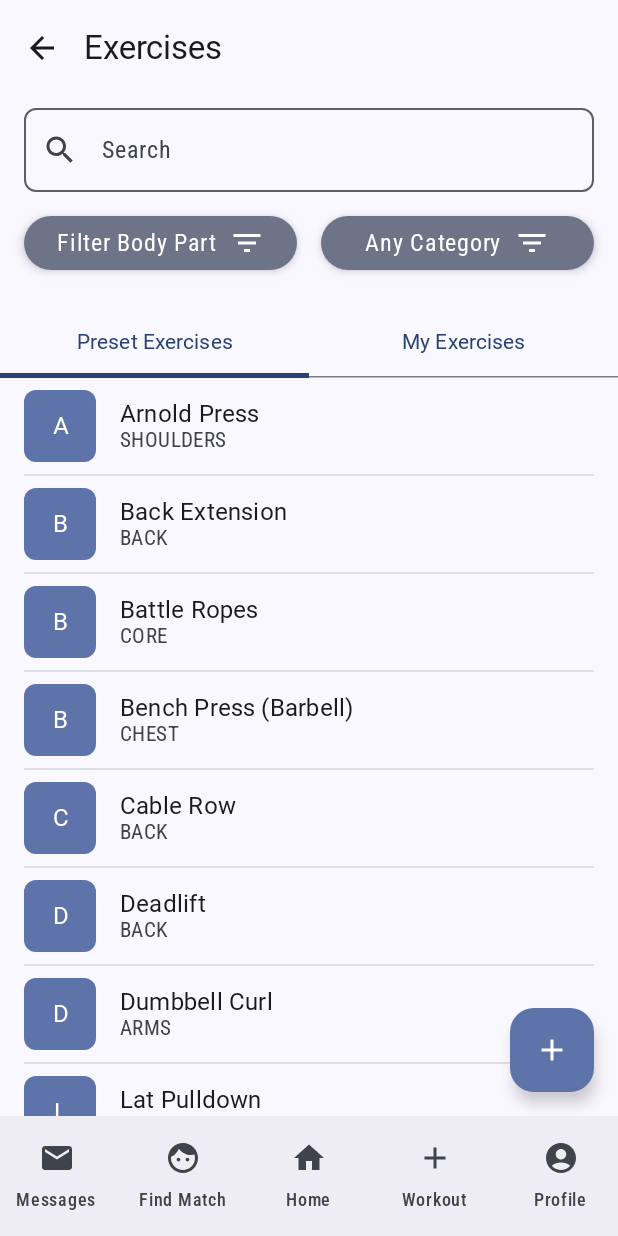
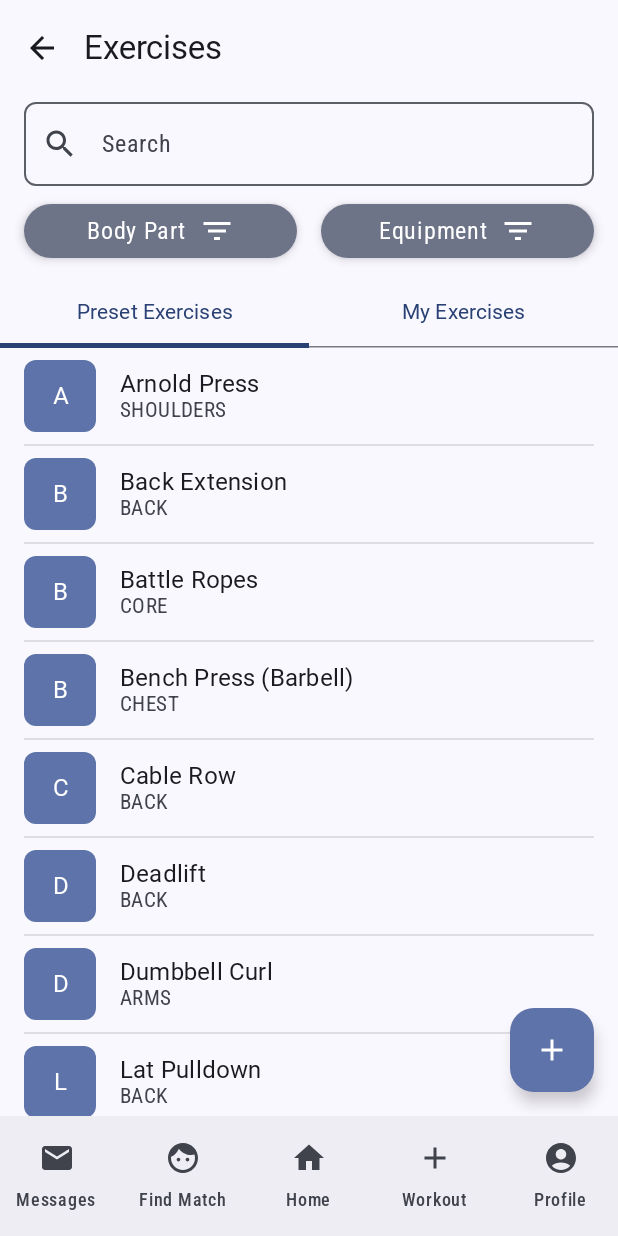
Before and after one commit to yhbarve/cs446-team-project, an Android app built with Jetpack Compose: the ExercisesScreen screen opened through its navigation route, on a phone screen of 412 x 824 dp. Run offline under Robolectric (Android 15) with nearby library versions, the phone set to English and light mode, and no system bars; pictures from the network do not load; Roboto replaces fonts that are not available here.

Commit message:
Renamed Any category to Equipment + added logic for the filter

```diff
--- a/app/src/main/java/com/example/cs446_fit4me/ui/screens/ExercisesScreen.kt
+++ b/app/src/main/java/com/example/cs446_fit4me/ui/screens/ExercisesScreen.kt
@@ -36,6 +36,10 @@ fun ExercisesScreen(navController: NavController? = null) {
 
     var bodyPartDropdownExpanded by remember { mutableStateOf(false) }
     var selectedBodyParts by remember { mutableStateOf(setOf<BodyPart>()) }
+
+    var equipmentDropdownExpanded by remember { mutableStateOf(false) }
+    var selectedEquipments by remember { mutableStateOf(setOf<Equipment>()) }
+
     var filterButtonSize by remember { mutableStateOf(IntSize.Zero) }
 
     val mockExercises = listOf(
@@ -61,10 +65,11 @@ fun ExercisesScreen(navController: NavController? = null) {
     // Pick base list depending on selected tab
     val baseExercises = if (selectedTabIndex == 0) mockExercises else myExercises
 
-    // Filter by search text (case-insensitive substring match) and selected body parts
+    // Filter exercises by search, selected body parts, and selected equipment
     val filteredExercises = baseExercises.filter { exercise ->
         exercise.name.startsWith(searchText, ignoreCase = true) &&
-                (selectedBodyParts.isEmpty() || exercise.bodyPart in selectedBodyParts)
+                (selectedBodyParts.isEmpty() || exercise.bodyPart in selectedBodyParts) &&
+                (selectedEquipments.isEmpty() || exercise.equipment in selectedEquipments)
     }
 
     Box(
@@ -86,7 +91,7 @@ fun ExercisesScreen(navController: NavController? = null) {
                 modifier = Modifier.fillMaxWidth()
             )
 
-            Spacer(modifier = Modifier.height(8.dp))
+            Spacer(modifier = Modifier.height(4.dp))
 
             OutlinedTextField(
                 value = searchText,
@@ -100,13 +105,16 @@ fun ExercisesScreen(navController: NavController? = null) {
                 shape = MaterialTheme.shapes.small
             )
 
+            Spacer(modifier = Modifier.height(4.dp))
+
             Row(
                 modifier = Modifier
                     .fillMaxWidth()
                     .padding(horizontal = 16.dp)
-                    .padding(top = 16.dp, bottom = 24.dp),
+                    .padding(top = 8.dp, bottom = 12.dp),
                 horizontalArrangement = Arrangement.spacedBy(16.dp)
             ) {
+                // Body Part Filter Button and Dropdown
                 Box(
                     modifier = Modifier
                         .weight(1f)
@@ -115,7 +123,7 @@ fun ExercisesScreen(navController: NavController? = null) {
                         }
                 ) {
                     FilterButton(
-                        text = if (selectedBodyParts.isEmpty()) "Filter Body Part" else "${selectedBodyParts.size} selected",
+                        text = if (selectedBodyParts.isEmpty()) "Body Part" else "${selectedBodyParts.size} selected",
                         modifier = Modifier.fillMaxWidth(),
                         onClick = { bodyPartDropdownExpanded = true }
                     )
@@ -154,11 +162,53 @@ fun ExercisesScreen(navController: NavController? = null) {
                     }
                 }
 
-                FilterButton(
-                    text = "Any Category",
-                    modifier = Modifier.weight(1f),
-                    onClick = { /* TODO */ }
-                )
+                // Equipment Filter Button and Dropdown
+                Box(
+                    modifier = Modifier
+                        .weight(1f)
+                        .onGloballyPositioned { coordinates: LayoutCoordinates ->
+                            // Optional: Track size separately if needed
+                        }
+                ) {
+                    FilterButton(
+                        text = if (selectedEquipments.isEmpty()) "Equipment" else "${selectedEquipments.size} selected",
+                        modifier = Modifier.fillMaxWidth(),
+                        onClick = { equipmentDropdownExpanded = true }
+                    )
+                    DropdownMenu(
+                        expanded = equipmentDropdownExpanded,
+                        onDismissRequest = { equipmentDropdownExpanded = false },
+                        modifier = Modifier
+                            .width(with(LocalDensity.current) { (filterButtonSize.width * 0.8f).toDp() })
+                            .heightIn(max = 300.dp)
+                            .background(
+                                color = MaterialTheme.colorScheme.surface,
+                                shape = RoundedCornerShape(12.dp)
+                            )
+                    ) {
+                        Equipment.values().forEach { equipment ->
+                            val isSelected = selectedEquipments.contains(equipment)
+                            DropdownMenuItem(
+                                onClick = {
+                                    selectedEquipments = if (isSelected) {
+                                        selectedEquipments - equipment
+                                    } else {
+                                        selectedEquipments + equipment
+                                    }
+                                },
+                                text = {
+                                    Text(
+                                        equipment.name.replaceFirstChar { it.uppercase() },
+                                        color = if (isSelected) MaterialTheme.colorScheme.onPrimaryContainer else LocalContentColor.current
+                                    )
+                                },
+                                modifier = Modifier.background(
+                                    if (isSelected) MaterialTheme.colorScheme.primaryContainer else MaterialTheme.colorScheme.surface
+                                )
+                            )
+                        }
+                    }
+                }
             }
 
             TabRow(
```
